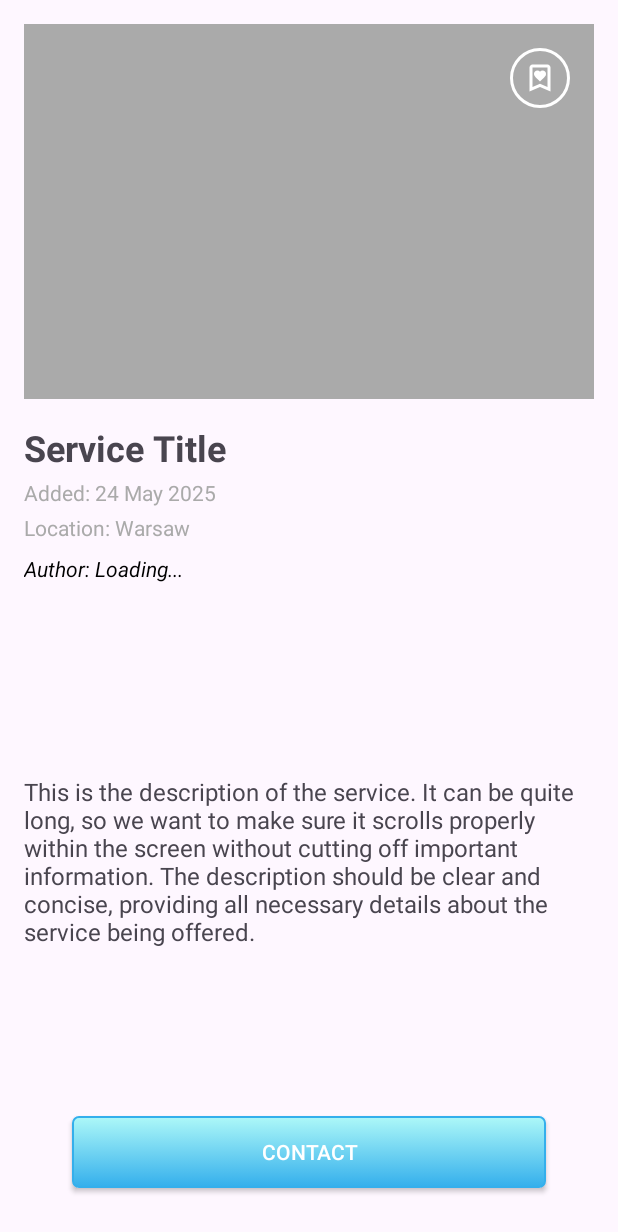
After one commit to patrikinho0/Servix-App, an Android app: the layout activity_single_service.xml on its own in the app's theme, with its tools: preview values and no code run, on a phone screen of 412 x 824 dp. The commit adds this screen. Shown: the top 1232 px of the screen. Run offline under Robolectric (Android 15) with nearby library versions, the phone set to English and light mode, and no system bars.

Commit message:
Commit SingleServiceActivity

```diff
--- a/app/src/main/AndroidManifest.xml
+++ b/app/src/main/AndroidManifest.xml
@@ -15,6 +15,9 @@
         android:supportsRtl="true"
         android:theme="@style/Theme.Demo"
         tools:targetApi="31">
+        <activity
+            android:name=".SingleServiceActivity"
+            android:exported="false" />
         <activity
             android:name=".BecomeExpertActivity"
             android:exported="false" />
@@ -47,7 +50,7 @@
             android:exported="false" />
         <activity
             android:name=".LoginActivity"
-            android:exported="false"></activity>
+            android:exported="false" />
         <activity
             android:name=".LauncherActivity"
             android:exported="true"
--- a/app/src/main/java/com/example/servix_app/Announcement.kt
+++ b/app/src/main/java/com/example/servix_app/Announcement.kt
@@ -5,7 +5,8 @@ import com.google.firebase.Timestamp
 data class Announcement(
     val images: List<String> = emptyList(),
     val title: String = "",
-    val state: String = "",
     val location: String = "",
-    val date: Timestamp = Timestamp.now()
+    val description: String = "",
+    val date: Timestamp = Timestamp.now(),
+    val uid: String = ""
 )
--- /dev/null
+++ b/app/src/main/res/drawable/ic_heart.xml
@@ -0,0 +1,5 @@
+<vector xmlns:android="http://schemas.android.com/apk/res/android" android:height="24dp" android:tint="#000000" android:viewportHeight="960" android:viewportWidth="960" android:width="24dp">
+
+    <path android:fillColor="@android:color/white" android:pathData="M480,572Q531,525 562.5,494.5Q594,464 611,442Q628,420 634,403.5Q640,387 640,368Q640,332 614,306Q588,280 552,280Q531,280 511.5,288.5Q492,297 480,312Q468,297 449,288.5Q430,280 408,280Q372,280 346,306Q320,332 320,368Q320,387 325.5,403Q331,419 348,441Q365,463 396,493.5Q427,524 480,572ZM200,840L200,200Q200,167 223.5,143.5Q247,120 280,120L680,120Q713,120 736.5,143.5Q760,167 760,200L760,840L480,720L200,840ZM280,718L480,632L680,718L680,200Q680,200 680,200Q680,200 680,200L280,200Q280,200 280,200Q280,200 280,200L280,718ZM280,200L280,200Q280,200 280,200Q280,200 280,200L680,200Q680,200 680,200Q680,200 680,200L680,200L480,200L280,200Z"/>
+
+</vector>
--- /dev/null
+++ b/app/src/main/res/layout/activity_single_service.xml
@@ -0,0 +1,123 @@
+<?xml version="1.0" encoding="utf-8"?>
+<androidx.constraintlayout.widget.ConstraintLayout xmlns:android="http://schemas.android.com/apk/res/android"
+    xmlns:app="http://schemas.android.com/apk/res-auto"
+    xmlns:tools="http://schemas.android.com/tools"
+    android:id="@+id/main"
+    android:layout_width="match_parent"
+    android:layout_height="match_parent"
+    android:padding="16dp"
+    tools:context=".SingleServiceActivity">
+
+    <androidx.recyclerview.widget.RecyclerView
+        android:id="@+id/imageRecyclerView"
+        android:layout_width="0dp"
+        android:layout_height="250dp" android:clipToPadding="false"
+        android:paddingEnd="0dp" android:background="@android:color/darker_gray" app:layout_constraintTop_toTopOf="parent"
+        app:layout_constraintStart_toStartOf="parent"
+        app:layout_constraintEnd_toEndOf="parent" />
+
+    <ImageView
+        android:id="@+id/heartIcon"
+        android:layout_width="40dp"
+        android:layout_height="40dp"
+        android:layout_margin="16dp"
+        android:background="@drawable/circle_background"
+        android:padding="8dp"
+        android:src="@drawable/ic_heart"
+        android:elevation="4dp"
+        app:layout_constraintTop_toTopOf="@+id/imageRecyclerView"
+        app:layout_constraintEnd_toEndOf="@+id/imageRecyclerView"
+        app:tint="@android:color/white" />
+
+    <ScrollView
+        android:layout_width="0dp"
+        android:layout_height="0dp"
+        app:layout_constraintTop_toBottomOf="@id/imageRecyclerView"
+        app:layout_constraintStart_toStartOf="parent"
+        app:layout_constraintEnd_toEndOf="parent"
+        app:layout_constraintBottom_toTopOf="@id/contactButton"
+        android:layout_marginTop="16dp"
+        android:fillViewport="true">
+
+        <androidx.constraintlayout.widget.ConstraintLayout
+            android:layout_width="match_parent"
+            android:layout_height="wrap_content">
+
+            <TextView
+                android:id="@+id/serviceTitle"
+                android:layout_width="0dp"
+                android:layout_height="wrap_content"
+                android:text="Service Title"
+                android:textStyle="bold"
+                android:textSize="24sp"
+                app:layout_constraintTop_toTopOf="parent"
+                app:layout_constraintStart_toStartOf="parent"
+                app:layout_constraintEnd_toEndOf="parent" />
+
+            <TextView
+                android:id="@+id/serviceDate"
+                android:layout_width="0dp"
+                android:layout_height="wrap_content"
+                android:text="Added: 24 May 2025"
+                android:textSize="14sp"
+                android:textColor="@android:color/darker_gray"
+                android:layout_marginTop="4dp"
+                app:layout_constraintTop_toBottomOf="@id/serviceTitle"
+                app:layout_constraintStart_toStartOf="parent"
+                app:layout_constraintEnd_toEndOf="parent" />
+
+            <TextView
+                android:id="@+id/serviceLocation"
+                android:layout_width="0dp"
+                android:layout_height="wrap_content"
+                android:text="Location: Warsaw"
+                android:textSize="14sp"
+                android:textColor="@android:color/darker_gray"
+                android:layout_marginTop="4dp"
+                app:layout_constraintTop_toBottomOf="@id/serviceDate"
+                app:layout_constraintStart_toStartOf="parent"
+                app:layout_constraintEnd_toEndOf="parent" />
+
+            <TextView
+                android:id="@+id/serviceAuthor"
+                android:layout_width="0dp"
+                android:layout_height="wrap_content"
+                android:text="Author: Loading..."
+                android:textSize="14sp"
+                android:textStyle="italic"
+                android:textColor="@android:color/black"
+                android:layout_marginTop="8dp"
+                app:layout_constraintTop_toBottomOf="@id/serviceLocation"
+                app:layout_constraintStart_toStartOf="parent"
+                app:layout_constraintEnd_toEndOf="parent" />
+
+            <TextView
+                android:id="@+id/serviceDescription"
+                android:layout_width="0dp"
+                android:layout_height="wrap_content"
+                android:layout_marginTop="16dp"
+                android:text="This is the description of the service. It can be quite long, so we want to make sure it scrolls properly within the screen without cutting off important information. The description should be clear and concise, providing all necessary details about the service being offered."
+                android:textSize="16sp"
+                app:layout_constraintBottom_toBottomOf="parent"
+                app:layout_constraintEnd_toEndOf="parent"
+                app:layout_constraintStart_toStartOf="parent"
+                app:layout_constraintTop_toBottomOf="@id/serviceAuthor" />
+
+        </androidx.constraintlayout.widget.ConstraintLayout>
+    </ScrollView>
+
+    <androidx.appcompat.widget.AppCompatButton
+        android:id="@+id/contactButton"
+        android:layout_width="0dp"
+        android:layout_height="wrap_content"
+        android:layout_marginStart="32dp"
+        android:layout_marginEnd="32dp"
+        android:background="@drawable/buttongradient"
+        android:text="Contact"
+        android:textColor="@android:color/white"
+        android:layout_marginBottom="16dp"
+        app:layout_constraintBottom_toBottomOf="parent"
+        app:layout_constraintEnd_toEndOf="parent"
+        app:layout_constraintStart_toStartOf="parent" />
+
+</androidx.constraintlayout.widget.ConstraintLayout>
```
Also changed, not shown: app/src/main/java/com/example/servix_app/ExpertAdapter.kt (+6 -1 lines), app/src/main/java/com/example/servix_app/ImageUrlAdapter.kt (added, +29 -0 lines), app/src/main/java/com/example/servix_app/MainActivity.kt (+65 -17 lines), app/src/main/java/com/example/servix_app/MyAdapter.kt (+25 -3 lines), app/src/main/java/com/example/servix_app/ServicesActivity.kt (+30 -10 lines), app/src/main/java/com/example/servix_app/SingleServiceActivity.kt (added, +105 -0 lines).
